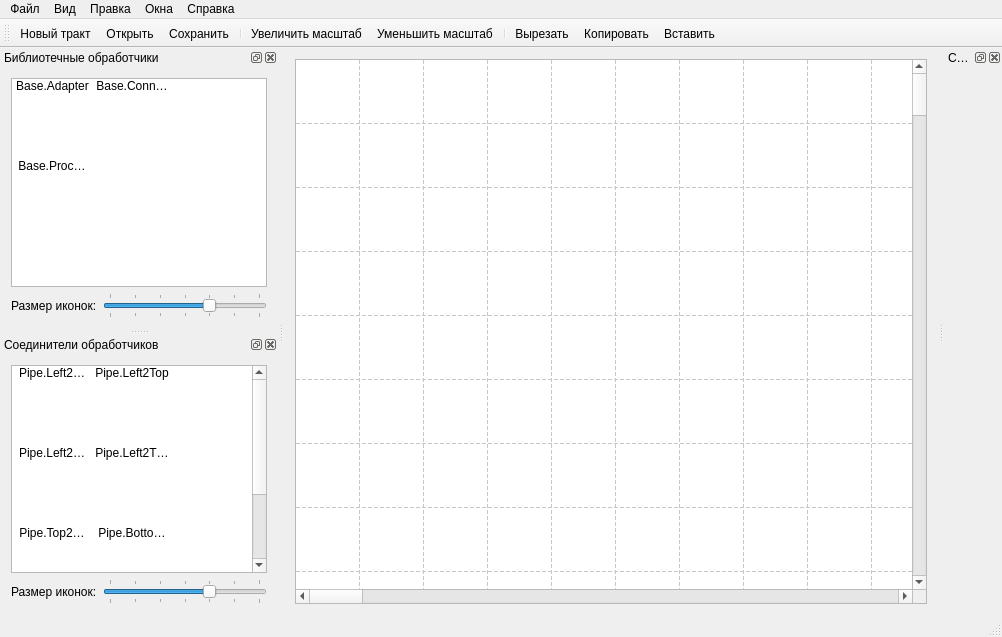
Before: the Qt Designer form mainwindow.ui in k06a/RitM, drawn with Qt 5.
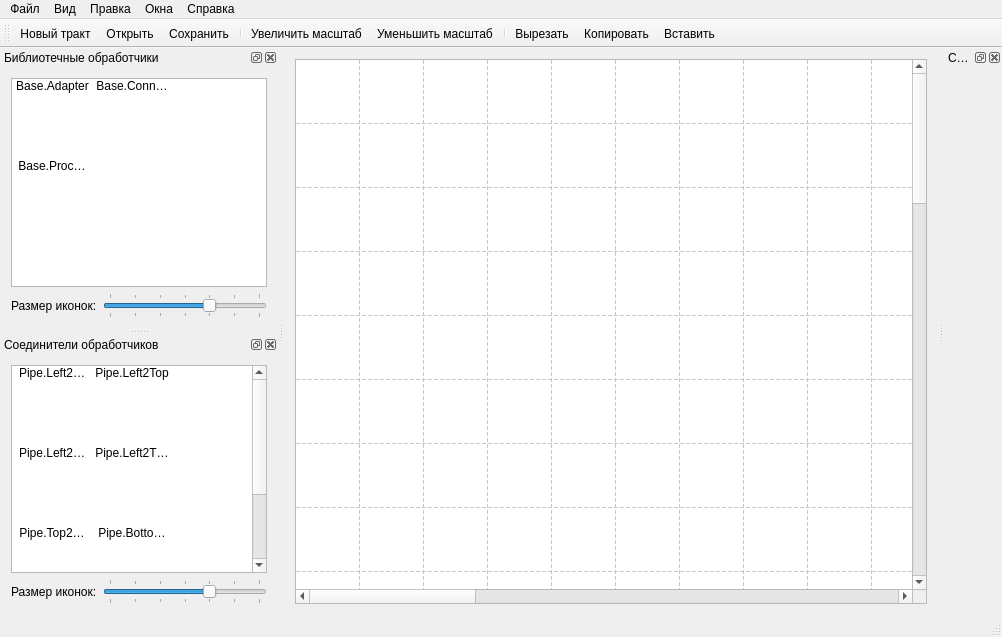
After: the same form once the commit is applied. Icons and pictures are not drawn. Custom widgets are drawn as their Qt base class.

Commit message: Исправил ошибку отсутствия инициализации ячеек с загруженным содержимым Изменил размер холста по-умолчанию на 32x32

Patch:
```diff
--- a/mainwindow.ui
+++ b/mainwindow.ui
@@ -67,10 +67,10 @@
        <enum>Qt::DashLine</enum>
       </property>
       <property name="rowCount">
-       <number>100</number>
+       <number>32</number>
       </property>
       <property name="columnCount">
-       <number>100</number>
+       <number>32</number>
       </property>
       <attribute name="horizontalHeaderVisible">
        <bool>false</bool>
@@ -125,142 +125,6 @@
       <row/>
       <row/>
       <row/>
-      <row/>
-      <row/>
-      <row/>
-      <row/>
-      <row/>
-      <row/>
-      <row/>
-      <row/>
-      <row/>
-      <row/>
-      <row/>
-      <row/>
-      <row/>
-      <row/>
-      <row/>
-      <row/>
-      <row/>
-      <row/>
-      <row/>
-      <row/>
-      <row/>
-      <row/>
-      <row/>
-      <row/>
-      <row/>
-      <row/>
-      <row/>
-      <row/>
-      <row/>
-      <row/>
-      <row/>
-      <row/>
-      <row/>
-      <row/>
-      <row/>
-      <row/>
-      <row/>
-      <row/>
-      <row/>
-      <row/>
-      <row/>
-      <row/>
-      <row/>
-      <row/>
-      <row/>
-      <row/>
-      <row/>
-      <row/>
-      <row/>
-      <row/>
-      <row/>
-      <row/>
-      <row/>
-      <row/>
-      <row/>
-      <row/>
-      <row/>
-      <row/>
-      <row/>
-      <row/>
-      <row/>
-      <row/>
-      <row/>
-      <row/>
-      <row/>
-      <row/>
-      <row/>
-      <row/>
-      <column/>
-      <column/>
-      <column/>
-      <column/>
-      <column/>
-      <column/>
-      <column/>
-      <column/>
-      <column/>
-      <column/>
-      <column/>
-      <column/>
-      <column/>
-      <column/>
-      <column/>
-      <column/>
-      <column/>
-      <column/>
-      <column/>
-      <column/>
-      <column/>
-      <column/>
-      <column/>
-      <column/>
-      <column/>
-      <column/>
-      <column/>
-      <column/>
-      <column/>
-      <column/>
-      <column/>
-      <column/>
-      <column/>
-      <column/>
-      <column/>
-      <column/>
-      <column/>
-      <column/>
-      <column/>
-      <column/>
-      <column/>
-      <column/>
-      <column/>
-      <column/>
-      <column/>
-      <column/>
-      <column/>
-      <column/>
-      <column/>
-      <column/>
-      <column/>
-      <column/>
-      <column/>
-      <column/>
-      <column/>
-      <column/>
-      <column/>
-      <column/>
-      <column/>
-      <column/>
-      <column/>
-      <column/>
-      <column/>
-      <column/>
-      <column/>
-      <column/>
-      <column/>
-      <column/>
       <column/>
       <column/>
       <column/>
```
The commit also changes 1 other file.
